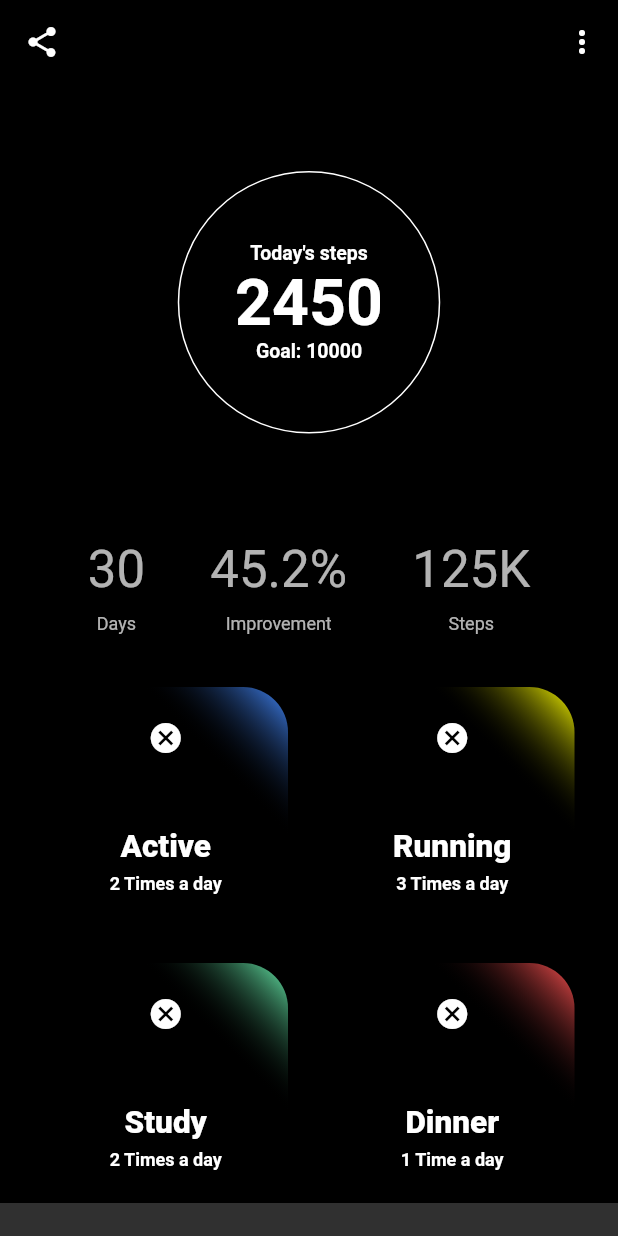
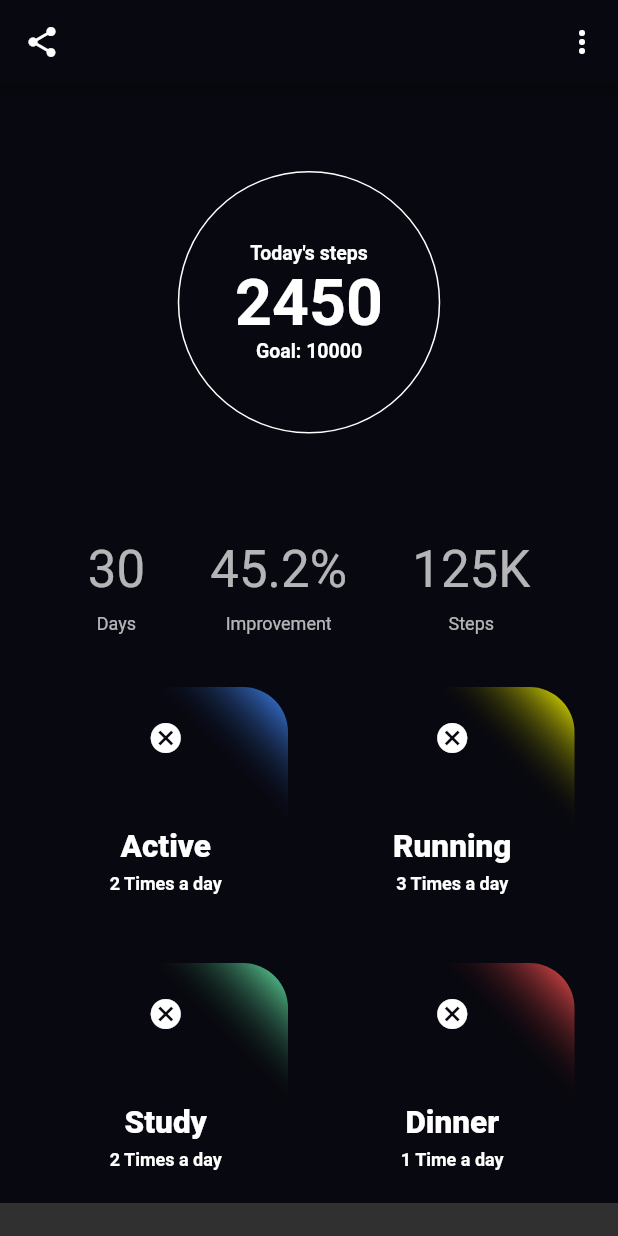
Before and after one commit to Undeadlol1/fitness_app_mockup, a Flutter app: the screen it shows after launch, on a phone screen of 412 x 824 dp. Run offline on Flutter 3.47's test engine with Material 2 defaults, Android fonts, the phone set to English and light mode, and no system bars; our stand-ins replace get; missing offline and left inert: dashbook, pixel_perfect; accounts and stored records are empty.

Commit message:
feat: :lipstick: changes background color

```diff
--- a/lib/widgets/big_square_button.dart
+++ b/lib/widgets/big_square_button.dart
@@ -50,6 +50,7 @@ class BigSquareButton extends StatelessWidget {
 
   get _decoration {
     return BoxDecoration(
+      color: Color(0xff0B0A0F),
       borderRadius: BorderRadius.circular(30),
       border: Border.all(color: Colors.transparent),
       gradient: LinearGradient(
--- a/lib/widgets/layout.dart
+++ b/lib/widgets/layout.dart
@@ -14,11 +14,11 @@ class Layout extends StatelessWidget {
 
   @override
   Widget build(BuildContext context) {
-    Color backGroundColor = Colors.black;
+    Color backGroundColor = Color(0xff080810);
     return PixelPerfect(
       scale: 1.1,
       initBottom: 20,
-      initOpacity: 0.4,
+      initOpacity: 0.2,
       offset: Offset(-307.5, -82),
       assetPath: 'assets/design_screenshot.webp',
       child: Scaffold(
@@ -58,8 +58,6 @@ class Layout extends StatelessWidget {
       width: 35,
       margin: const EdgeInsets.only(right: 15),
       child: InkWell(
-        onTap: () {},
-        // onTap: () => Get.toNamed(MainScreen.path),
         child: viewerPhoto.isEmpty ? null : Image.network(viewerPhoto),
       ),
     );
```
Also changed, not shown: pubspec.lock.
